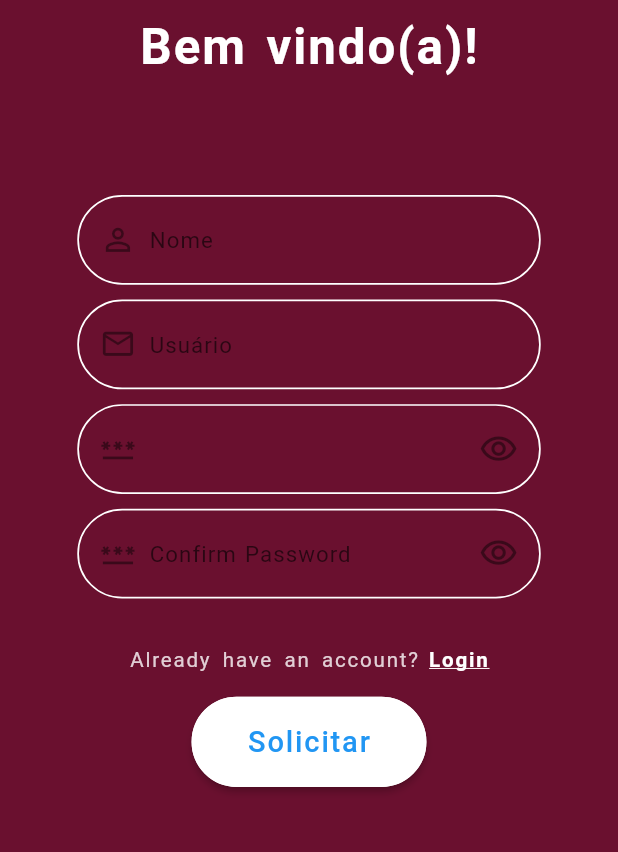
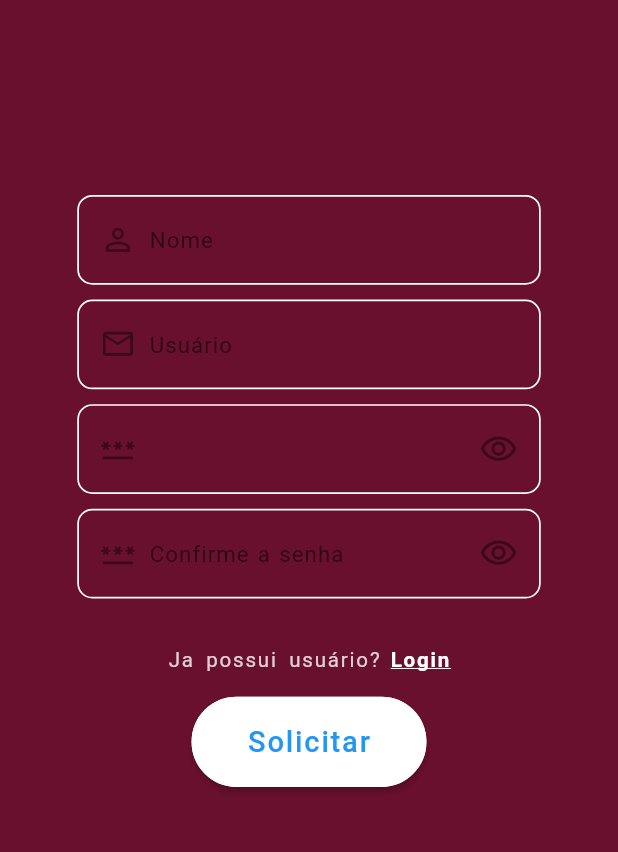
Before and after one commit to nateluisa/albatros_mobile, a Flutter app: the screen it shows after launch, after a tap on "Solicitar", on a phone screen of 412 x 824 dp, the part 261-1113 px from its top. Run offline on Flutter 3.47's test engine with Material 2 defaults, Android fonts, the phone set to English and light mode, and no system bars; our stand-ins replace date_time_picker, expansion_tile_card, flutter_native_splash, sqflite; accounts and stored records are empty; Roboto replaces fonts that are missing (Nunito).

Commit message:
"first commit"

```diff
--- a/lib/widgets/animated_login/src/decorations/input_decorations.dart
+++ b/lib/widgets/animated_login/src/decorations/input_decorations.dart
@@ -93,10 +93,10 @@ class InputDeco {
   /// Default function returns [OutlineInputBorder] with some common values.
   /// Takes [color] and [widthFactor] as parameters to specialize each border.
   OutlineInputBorder _getOutlineBorder(Color? color, bool isLandscape,
-          {double widthFactor = .62}) =>
+          {double widthFactor = .50}) =>
       OutlineInputBorder(
         borderRadius: context.read<LoginTheme>().formFieldBorderRadius ??
-            const BorderRadius.all(Radius.circular(30)),
+            const BorderRadius.all(Radius.circular(10)),
         borderSide: BorderSide(
           width: DynamicSize(context).responsiveSize * widthFactor,
           color: color ??
--- a/lib/widgets/animated_login/src/providers/login_texts.dart
+++ b/lib/widgets/animated_login/src/providers/login_texts.dart
@@ -155,32 +155,32 @@ class LoginTexts extends ChangeNotifier {
   String get chooseLanguageTitle =>
       _chooseLanguageTitle ?? _defaultChooseLanguageTitle;
 
-  static const String _defaultWelcome = 'Bem vindo(a)!';
+  static const String _defaultWelcome = '';
   static const String _defaultWelcomeDescription =
       '';
   static const String _defaultSignUp = 'Solicitar';
   static const String _defaultSignUpFormTitle = 'Solicite a criação de um novo';
   static const String _defaultSignUpUseEmail =
-      'or use your email for registration:';
+      'ou use seu email para se registrar';
   static const String _defaultnotHaveAnAccount = "Não possui usuário?";
   static const String _defaultWelcomeBack = 'Bem vindo(a)!';
   static const String _defaultWelcomeBackDescription =
       "";
   static const String _defaultLogin = 'Login';
-  static const String _defaultLoginFormTitle = 'Login to Account';
-  static const String _defaultLoginUseEmail = 'or use your email account:';
-  static const String _defaultForgotPassword = 'Forgot Password?';
-  static const String _defaultAlreadyHaveAnAccount = 'Already have an account?';
+  static const String _defaultLoginFormTitle = 'Login';
+  static const String _defaultLoginUseEmail = 'ou use sua conta de email';
+  static const String _defaultForgotPassword = 'Esqueceu a senha?';
+  static const String _defaultAlreadyHaveAnAccount = 'Ja possui usuário?';
 
   static const String _defaultNameHint = 'Nome';
   static const String _defaultEmailHint = 'Usuário';
   static const String _defaultPasswordHint = '';
-  static const String _defaultConfirmPasswordHint = 'Confirm Password';
+  static const String _defaultConfirmPasswordHint = 'Confirme a senha';
 
   static const String _defaultPasswordMatchingError =
-      'The passwords you entered do not match, check again.';
+      'As senhas nao conferem, tente novamente.';
   static const String _defaultDialogButtonText = 'OK';
-  static const String _defaultChooseLanguageTitle = 'Choose your language';
+  static const String _defaultChooseLanguageTitle = 'Escolha seu idioma';
 
   final String? _welcome;
 
```
